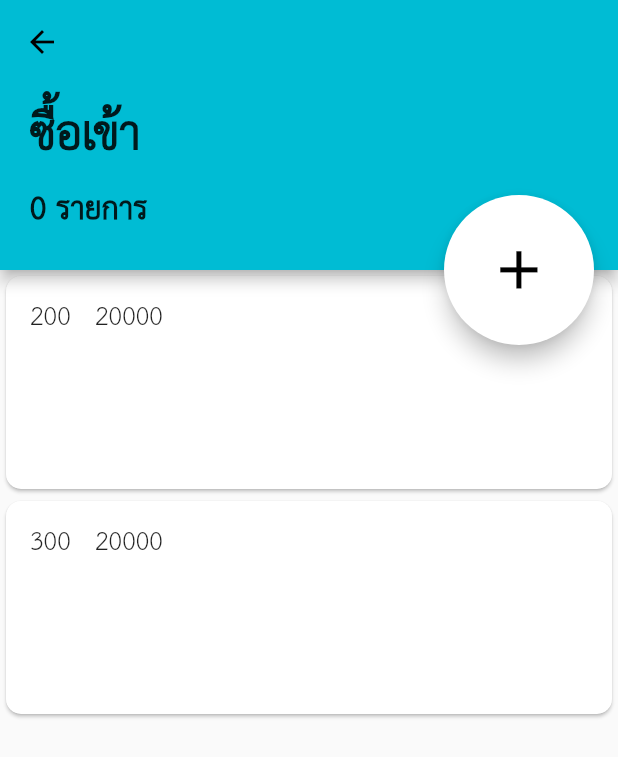
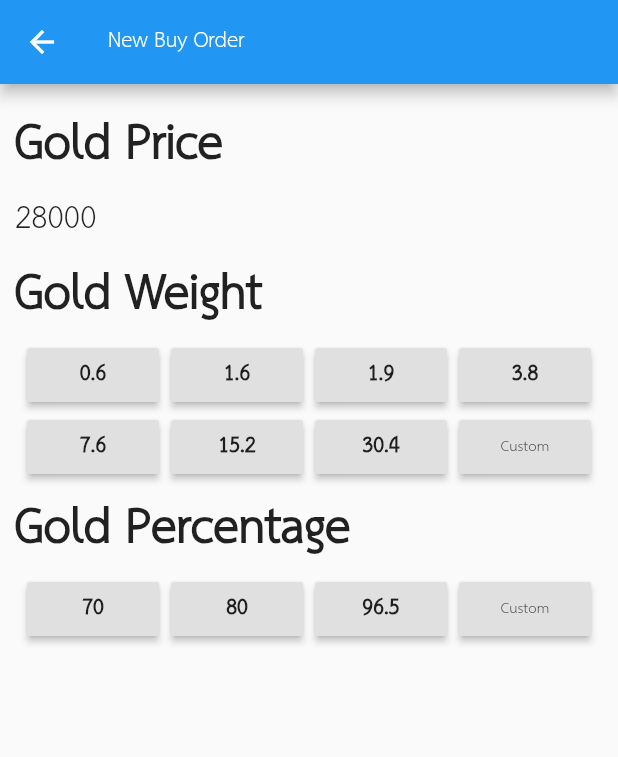
Before and after one commit to jkpctn/my_gold, a Flutter app: the DisplayBuyOrderScreen screen opened by its route, after a tap on the "add" icon, on a phone screen of 412 x 824 dp. Shown: the top 757 px of the screen. Run offline on Flutter 3.47's test engine with Material 2 defaults, Android fonts, the phone set to English and light mode, and no system bars; our stand-ins replace numberpicker.

Commit message:
add new order screen

```diff
--- /dev/null
+++ b/lib/presentation/add_buy_order_screen.dart
@@ -0,0 +1,174 @@
+import 'package:flutter/material.dart';
+import 'package:numberpicker/numberpicker.dart';
+
+const header_textstyle = TextStyle(fontSize: 45, fontWeight: FontWeight.w800);
+const button_textstyle = TextStyle(fontSize: 20, fontWeight: FontWeight.w800);
+
+class AddBuyOrderScreen extends StatefulWidget {
+  @override
+  _AddBuyOrderScreenState createState() => _AddBuyOrderScreenState();
+}
+
+class _AddBuyOrderScreenState extends State<AddBuyOrderScreen> {
+  double weight = 0.0;
+  double _currentGoldPercentage = 100;
+  void changeWeight(double tappedWeight) {
+    debugPrint('w $weight tap $tappedWeight');
+    weight = tappedWeight;
+    setState(() {});
+  }
+void changeGoldPercentage(double tappedWeight) {
+    debugPrint('w $weight tap $tappedWeight');
+    _currentGoldPercentage = tappedWeight;
+    setState(() {});
+  }
+  bool isSelectedWeight(double buttonweight) {
+    if (buttonweight == weight) {
+      debugPrint('$buttonweight,$weight');
+      return true;
+    } else
+      return false;
+  }
+
+  bool isSelectedGoldPercentage(double buttonPercentage) {
+    if (buttonPercentage == _currentGoldPercentage) {
+      return true;
+    } else
+      return false;
+  }
+
+  void _showCustomWeight() {
+    debugPrint('CustomWeight');
+    showDialog<double>(
+        context: context,
+        builder: (BuildContext context) {
+          return new NumberPickerDialog.decimal(
+            minValue: 0,
+            maxValue: 50,
+            title: new Text("Pick new weight"),
+            initialDoubleValue: weight,
+          );
+        }).then((value) => {
+          if (value != null) {setState(() => weight = value)}
+        });
+  }
+  void _showCustomGoldPercentage() {
+    debugPrint('CustomWeight');
+    showDialog<double>(
+        context: context,
+        builder: (BuildContext context) {
+          return new NumberPickerDialog.decimal(
+            minValue: 0,
+            maxValue: 100,
+            title: new Text("Pick new weight"),
+            initialDoubleValue: _currentGoldPercentage,
+          );
+        }).then((value) => {
+          if (value != null) {setState(() => _currentGoldPercentage = value)}
+        });
+  }
+  @override
+  Widget build(BuildContext context) {
+    return SafeArea(
+      child: Scaffold(
+        appBar: AppBar(
+            title: Text(
+          'New Buy Order',
+        )),
+        body: Padding(
+          padding: const EdgeInsets.all(10.0),
+          child: Column(
+            mainAxisAlignment: MainAxisAlignment.start,
+            crossAxisAlignment: CrossAxisAlignment.start,
+            children: <Widget>[
+              Text(
+                'Gold Price',
+                style: header_textstyle,
+              ),
+              Text(
+                '28000',
+                style: TextStyle(fontSize: 30),
+              ),
+              Text(
+                'Gold Weight',
+                style: TextStyle(fontSize: 45, fontWeight: FontWeight.w800),
+              ),
+              Row(
+                mainAxisAlignment: MainAxisAlignment.spaceEvenly,
+                children: <Widget>[
+                  selectButton('0.6', 0.6, isSelectedWeight(0.6)),
+                  selectButton('1.6', 1.6, isSelectedWeight(1.6)),
+                  selectButton('1.9', 1.9, isSelectedWeight(1.9)),
+                  selectButton('3.8', 3.8, isSelectedWeight(3.8)),
+                ],
+              ),
+              Row(
+                mainAxisAlignment: MainAxisAlignment.spaceEvenly,
+                children: <Widget>[
+                  selectButton('7.6', 7.6, isSelectedWeight(7.6)),
+                  selectButton('15.2', 15.2, isSelectedWeight(15.2)),
+                  selectButton('30.4', 30.4, isSelectedWeight(30.4)),
+                  RaisedButton(
+                    child: Text('Custom'),
+                    onPressed: () => _showCustomWeight(),
+                  )
+                ],
+              ),
+              Text(
+                'Gold Percentage',
+                style: TextStyle(fontSize: 45, fontWeight: FontWeight.w800),
+              ),
+              Row(
+                mainAxisAlignment: MainAxisAlignment.spaceEvenly,
+                children: <Widget>[
+                  selectGoldButton('70', 70, isSelectedGoldPercentage(70)),
+                  selectGoldButton('80', 80, isSelectedGoldPercentage(80)),
+                  selectGoldButton('96.5', 96.5, isSelectedGoldPercentage(96.5)),
+                  RaisedButton(
+                    child: Text('Custom'),
+                    onPressed: () => _showCustomGoldPercentage(),
+                  )
+                ],
+              ),
+            ],
+          ),
+        ),
+      ),
+    );
+  }
+
+  Container selectButton(
+      String title, double weightGrams, bool isSelectedWeight) {
+    return Container(
+      //color: isSelectedWeight ? (Colors.blue) : null,
+      child: RaisedButton(
+        color: isSelectedWeight ? (Colors.blue) : null,
+        child: Text(
+          title,
+          style: TextStyle(
+            fontSize: 20,
+            fontWeight: FontWeight.w800,
+          ),
+        ),
+        onPressed: () => changeWeight(weightGrams),
+      ),
+    );
+  }
+  Container selectGoldButton(
+      String title, double weightGrams, bool isSelectedWeight) {
+    return Container(
+      //color: isSelectedWeight ? (Colors.blue) : null,
+      child: RaisedButton(
+        color: isSelectedWeight ? (Colors.blue) : null,
+        child: Text(
+          title,
+          style: TextStyle(
+            fontSize: 20,
+            fontWeight: FontWeight.w800,
+          ),
+        ),
+        onPressed: () => changeGoldPercentage(weightGrams),
+      ),
+    );
+  }
+}
--- a/lib/presentation/display_buy_order_screen.dart
+++ b/lib/presentation/display_buy_order_screen.dart
@@ -1,23 +1,10 @@
 import 'package:flutter/cupertino.dart';
 import 'package:flutter/material.dart';
 
+import '../config/routes.dart';
+
 class DisplayBuyOrderScreen extends StatelessWidget {
   int item = 0;
-
-  Map buyItem1 = {
-    'goldPrice': 25000,
-    'weight': 200,
-    'fee': 700,
-    'goldPercentage': 90,
-    'price': 20000
-  };
-  Map buyItem2 = {
-    'goldPrice': 28000,
-    'weight': 300,
-    'fee': 500,
-    'goldPercentage': 20,
-    'price': 20000
-  };
   List<Map> data = [
     {
       'goldPrice': 25000,
@@ -37,13 +24,13 @@ class DisplayBuyOrderScreen extends StatelessWidget {
   @override
   Widget build(BuildContext context) {
     return SafeArea(
-      child: Scaffold(
+          child: Scaffold(
         appBar: PreferredSize(
           preferredSize: Size.fromHeight(180.0),
           child: AppBar(
             flexibleSpace: Padding(
-              padding: const EdgeInsets.only(
-                  left: 20, top: 60, right: 20, bottom: 20),
+              padding:
+                  const EdgeInsets.only(left: 20, top: 60, right: 20, bottom: 20),
               child: Column(
                 crossAxisAlignment: CrossAxisAlignment.start,
                 children: <Widget>[
@@ -52,7 +39,7 @@ class DisplayBuyOrderScreen extends StatelessWidget {
                     style: TextStyle(fontSize: 45, fontWeight: FontWeight.w800),
                   ),
                   Text(
-                    '$item รายการ',
+                    '${data.length} รายการ',
                     style: TextStyle(fontSize: 30, fontWeight: FontWeight.w800),
                   ),
                 ],
@@ -66,9 +53,10 @@ class DisplayBuyOrderScreen extends StatelessWidget {
           width: 100,
           child: FittedBox(
             child: FloatingActionButton(
-              onPressed: () {},
+              onPressed: () =>
+                        {Navigator.of(context).pushNamed(AppRoutes.addBuyOrder)},
               child: Icon(Icons.add),
-              backgroundColor: Colors.white,
+              backgroundColor: Colors.blue[300],
             ),
           ),
         ),
@@ -85,19 +73,6 @@ class DisplayBuyOrderScreen extends StatelessWidget {
                         '${data[index]['weight']}   ${data[index]['price']}',
                         style: TextStyle(fontSize: 25),
                       ),
-                      // onTap: () {
-                      //   Navigator.push(
-                      //     context,
-                      //     MaterialPageRoute(
-                      //       builder: (context) => DetailScreen(
-                      //         todo: data,
-                      //         currentIDX: index,
-                      //         nextPersonIDX:
-                      //             _findNextPersonIDX(index),
-                      //       ),
-                      //     ),
-                      //   );
-                      // }
                     )));
           },
         ),
--- a/lib/presentation/home_screen.dart
+++ b/lib/presentation/home_screen.dart
@@ -92,7 +92,7 @@ class _MyHomePageState extends State<MyHomePage> {
                                     color: Colors.white),
                               ),
                               Text(
-                                '10 items',
+                                '0 items',
                                 style: TextStyle(
                                     fontSize: 30,
                                     fontWeight: FontWeight.w600,
@@ -134,7 +134,7 @@ class _MyHomePageState extends State<MyHomePage> {
                                   color: Colors.white),
                             ),
                             Text(
-                              '10 items',
+                              '0 items',
                               style: TextStyle(
                                   fontSize: 30,
                                   fontWeight: FontWeight.w600,
--- a/pubspec.yaml
+++ b/pubspec.yaml
@@ -23,6 +23,7 @@ environment:
 dependencies:
   flutter:
     sdk: flutter
+  numberpicker: ^1.2.1
 
 
   # The following adds the Cupertino Icons font to your application.
@@ -48,7 +49,6 @@ flutter:
   assets:
     - images/buy_gold.png
     - images/sell_gold.png
-    - images/2.png
   # An image asset can refer to one or more resolution-specific "variants", see
   # https://flutter.dev/assets-and-images/#resolution-aware.
 
```
Also changed, not shown: lib/main.dart (+22 -18 lines), pubspec.lock, 2 other files.
